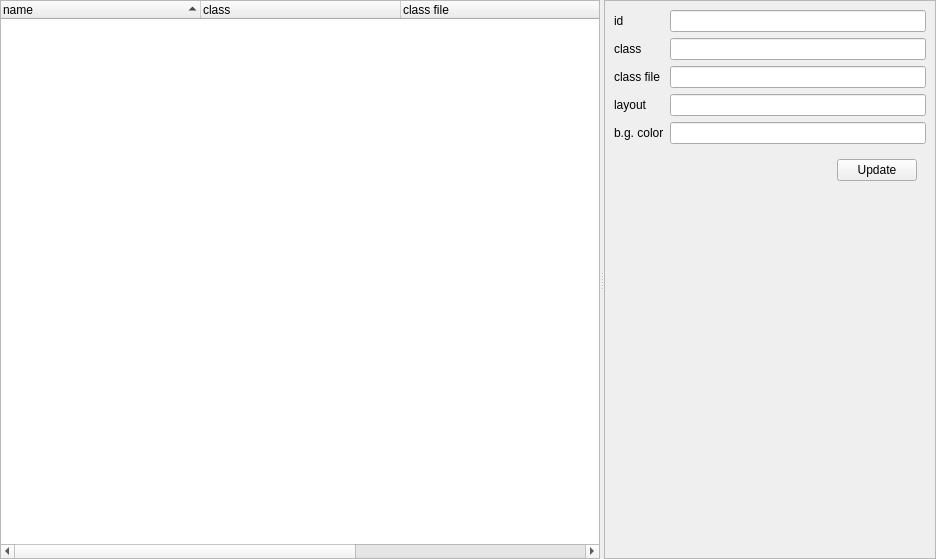
Above: n_config_page_widget.ui from h13i32maru/navyjs-legacy2 before the change. Below: the same form after it.
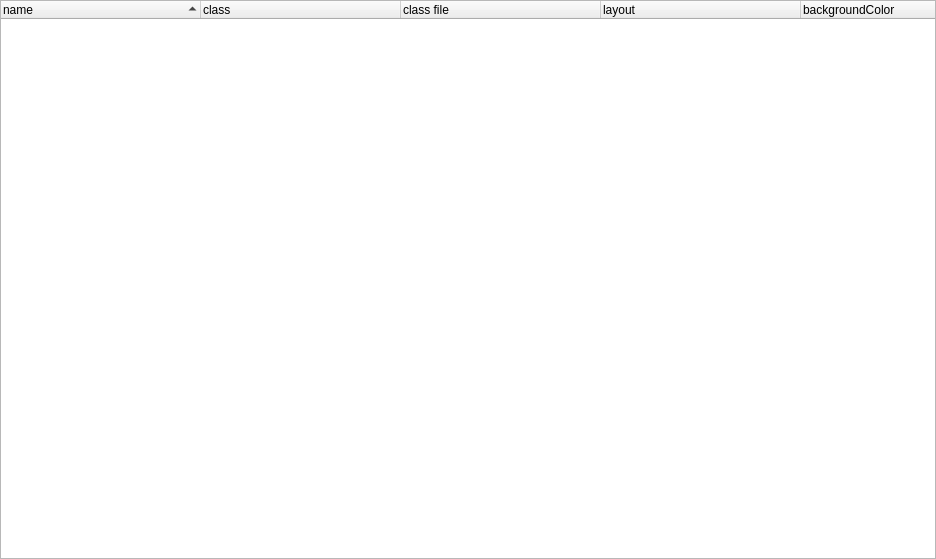
That is the form after the change.

Commit message: 不要なwidgetを削除

What changed in the file:
```diff
--- a/n_config_page_widget.ui
+++ b/n_config_page_widget.ui
@@ -27,10 +27,6 @@
     <number>0</number>
    </property>
    <item>
-    <widget class="QSplitter" name="splitter">
-     <property name="orientation">
-      <enum>Qt::Horizontal</enum>
-     </property>
      <widget class="QTreeWidget" name="pageConfigTreeWidget">
       <property name="minimumSize">
        <size>
@@ -84,106 +80,6 @@
         <string>backgroundColor</string>
        </property>
       </column>
-     </widget>
-     <widget class="QFrame" name="frame">
-      <property name="frameShape">
-       <enum>QFrame::StyledPanel</enum>
-      </property>
-      <property name="frameShadow">
-       <enum>QFrame::Raised</enum>
-      </property>
-      <layout class="QGridLayout" name="gridLayout">
-       <item row="0" column="1">
-        <widget class="QLineEdit" name="idEdit"/>
-       </item>
-       <item row="4" column="0">
-        <widget class="QLabel" name="label_5">
-         <property name="text">
-          <string>b.g. color</string>
-         </property>
-        </widget>
-       </item>
-       <item row="2" column="0">
-        <widget class="QLabel" name="label_3">
-         <property name="text">
-          <string>class file</string>
-         </property>
-        </widget>
-       </item>
-       <item row="0" column="0">
-        <widget class="QLabel" name="label">
-         <property name="text">
-          <string>id</string>
-         </property>
-        </widget>
-       </item>
-       <item row="1" column="1">
-        <widget class="QLineEdit" name="classEdit"/>
-       </item>
-       <item row="3" column="1">
-        <widget class="QLineEdit" name="layoutEdit"/>
-       </item>
-       <item row="4" column="1">
-        <widget class="QLineEdit" name="backgroundColorEdit"/>
-       </item>
-       <item row="3" column="0">
-        <widget class="QLabel" name="label_4">
-         <property name="text">
-          <string>layout</string>
-         </property>
-        </widget>
-       </item>
-       <item row="6" column="1">
-        <spacer name="verticalSpacer">
-         <property name="orientation">
-          <enum>Qt::Vertical</enum>
-         </property>
-         <property name="sizeHint" stdset="0">
-          <size>
-           <width>20</width>
-           <height>40</height>
-          </size>
-         </property>
-        </spacer>
-       </item>
-       <item row="1" column="0">
-        <widget class="QLabel" name="label_2">
-         <property name="text">
-          <string>class</string>
-         </property>
-        </widget>
-       </item>
-       <item row="2" column="1">
-        <widget class="QLineEdit" name="classFileEdit"/>
-       </item>
-       <item row="5" column="1">
-        <widget class="QWidget" name="widget" native="true">
-         <layout class="QHBoxLayout" name="horizontalLayout_2">
-          <item>
-           <spacer name="horizontalSpacer">
-            <property name="orientation">
-             <enum>Qt::Horizontal</enum>
-            </property>
-            <property name="sizeHint" stdset="0">
-             <size>
-              <width>40</width>
-              <height>20</height>
-             </size>
-            </property>
-           </spacer>
-          </item>
-          <item>
-           <widget class="QPushButton" name="updateButton">
-            <property name="text">
-             <string>Update</string>
-            </property>
-           </widget>
-          </item>
-         </layout>
-        </widget>
-       </item>
-      </layout>
-     </widget>
     </widget>
    </item>
   </layout>
```
Lines whose indentation alone changed are shown as unchanged.
